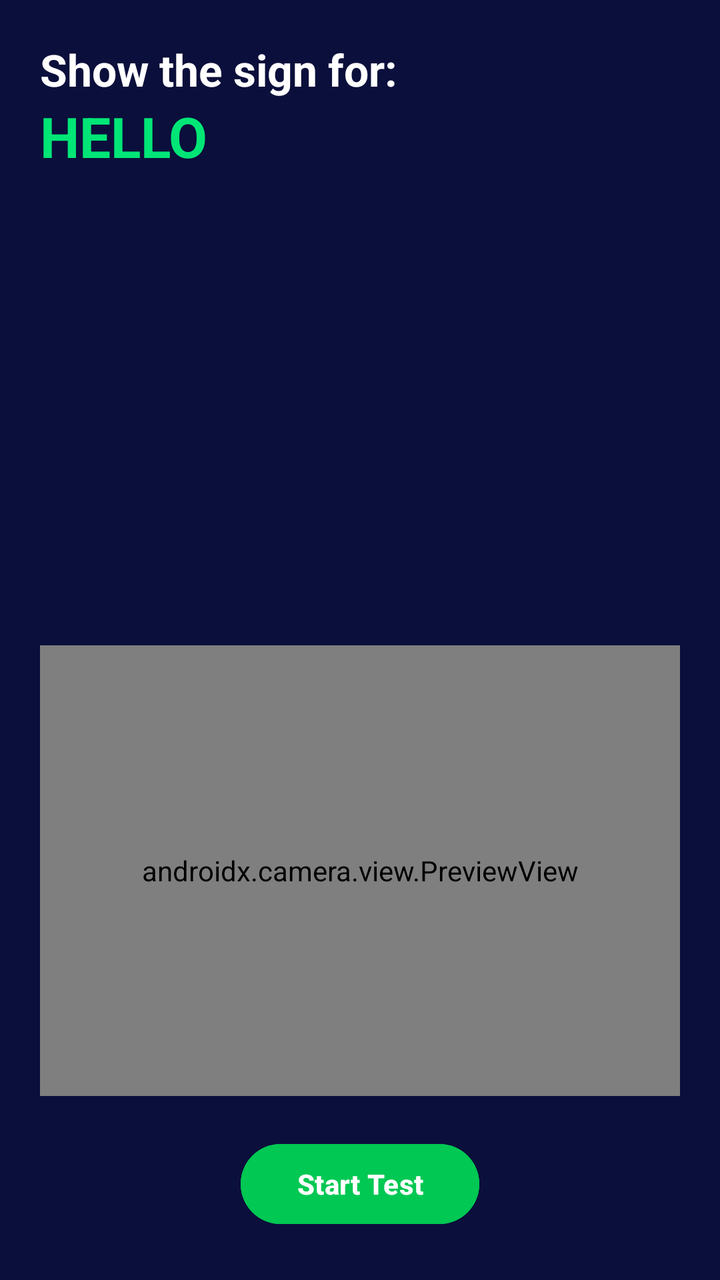
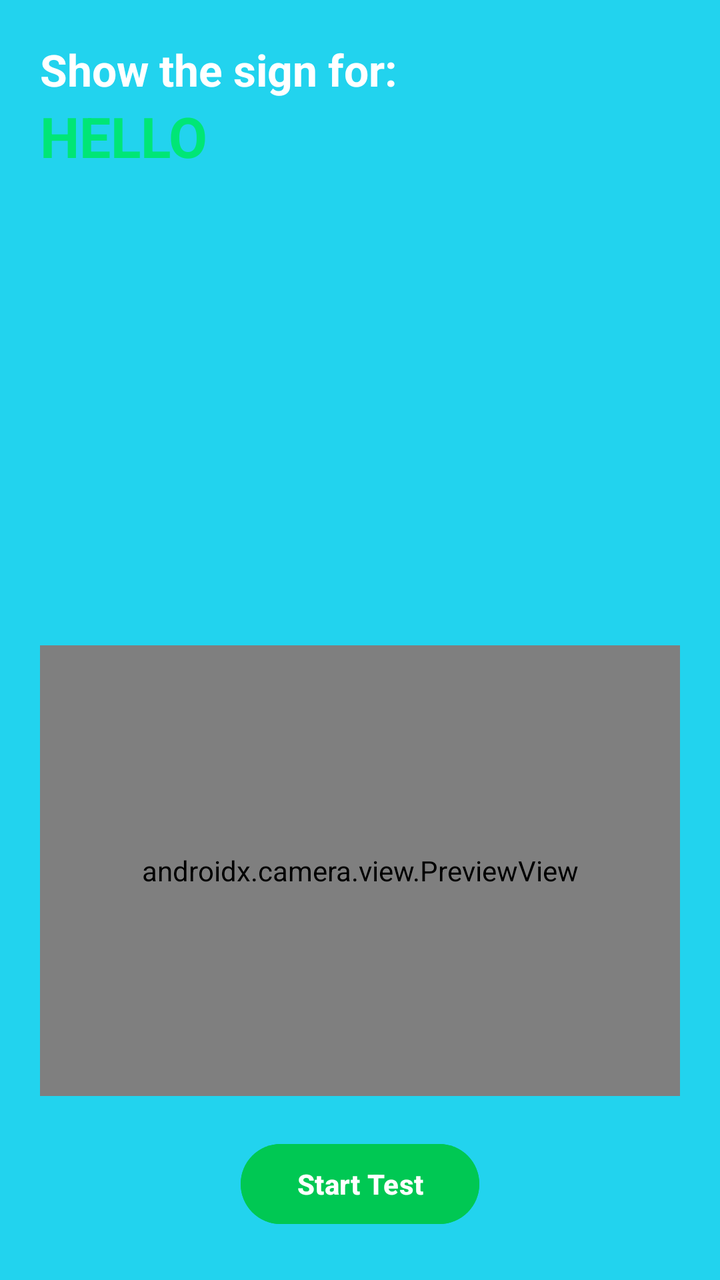

Compare the two renders of this Android layout. The source of the first and the diff that turns it into the second are given below.
<!-- AndroidManifest.xml: application theme Theme.SignSpeak -->
<!-- res/layout/activity_basic_gesture_test.xml -->
<?xml version="1.0" encoding="utf-8"?>
<androidx.constraintlayout.widget.ConstraintLayout
    xmlns:android="http://schemas.android.com/apk/res/android"
    xmlns:app="http://schemas.android.com/apk/res-auto"
    android:layout_width="match_parent"
    android:layout_height="match_parent"
    android:id="@+id/main"
    android:background="#0B0F3B">

    
    <TextView
        android:id="@+id/tvGestureTitle"
        android:layout_width="wrap_content"
        android:layout_height="wrap_content"
        android:text="Show the sign for:"
        android:textColor="#FFFFFF"
        android:textSize="22sp"
        android:textStyle="bold"
        app:layout_constraintTop_toTopOf="parent"
        app:layout_constraintStart_toStartOf="parent"
        android:layout_margin="20dp"/>

    
    <TextView
        android:id="@+id/tvGestureName"
        android:layout_width="wrap_content"
        android:layout_height="wrap_content"
        android:text="HELLO"
        android:textColor="#00E676"
        android:textSize="28sp"
        android:textStyle="bold"
        app:layout_constraintTop_toBottomOf="@id/tvGestureTitle"
        app:layout_constraintStart_toStartOf="parent"
        android:layout_marginStart="20dp"/>

    
    <ImageView
        android:id="@+id/imgGesturePreview"
        android:layout_width="200dp"
        android:layout_height="200dp"
        android:layout_marginTop="16dp"
        app:layout_constraintTop_toBottomOf="@id/tvGestureName"
        app:layout_constraintStart_toStartOf="parent"
        app:layout_constraintEnd_toEndOf="parent"
        android:scaleType="centerInside"/>

    
    <androidx.camera.view.PreviewView
        android:id="@+id/cameraPreview"
        android:layout_width="0dp"
        android:layout_height="0dp"
        android:layout_margin="20dp"
        app:layout_constraintTop_toBottomOf="@id/imgGesturePreview"
        app:layout_constraintBottom_toTopOf="@id/btnStartTest"
        app:layout_constraintStart_toStartOf="parent"
        app:layout_constraintEnd_toEndOf="parent" />

    
    <com.google.android.material.button.MaterialButton
        android:id="@+id/btnStartTest"
        android:layout_width="wrap_content"
        android:layout_height="wrap_content"
        android:text="Start Test"
        android:textStyle="bold"
        android:textColor="@color/white"
        android:backgroundTint="#00C853"
        app:cornerRadius="50dp"
        android:paddingLeft="28dp"
        android:paddingRight="28dp"
        app:layout_constraintBottom_toBottomOf="parent"
        app:layout_constraintStart_toStartOf="parent"
        app:layout_constraintEnd_toEndOf="parent"
        android:layout_margin="24dp"/>

</androidx.constraintlayout.widget.ConstraintLayout>
<!-- resources referenced by this layout -->
<resources>
  <color name="white">#FFFFFFFF</color>
  <style name="Theme.SignSpeak" parent="Base.Theme.SignSpeak" />
  <style name="Base.Theme.SignSpeak" parent="Theme.Material3.DayNight.NoActionBar">
          
          
      </style>
</resources>

<!-- the commit's change to res/layout/activity_basic_gesture_test.xml (unified diff, before → after) -->
@@ -5,7 +5,7 @@
     android:layout_width="match_parent"
     android:layout_height="match_parent"
     android:id="@+id/main"
-    android:background="#0B0F3B">
+    android:background="@color/colorPrimary">
 
     
     <TextView
<!-- resource entries referenced after the edit -->
@@ -1,5 +1,6 @@
 <!-- resources referenced by this layout -->
 <resources>
+  <color name="colorPrimary">#22D3EE</color>
   <color name="white">#FFFFFFFF</color>
   <style name="Theme.SignSpeak" parent="Base.Theme.SignSpeak" />
   <style name="Base.Theme.SignSpeak" parent="Theme.Material3.DayNight.NoActionBar">
